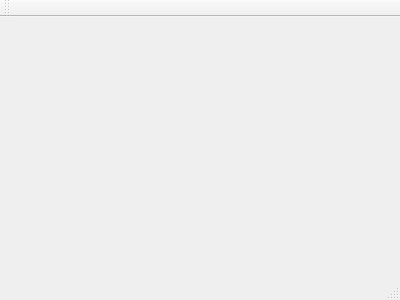
Old version of the form QtPHP-SRS/mainwindow.ui in the repository NicSwin/PHPSalesReportingSystem.
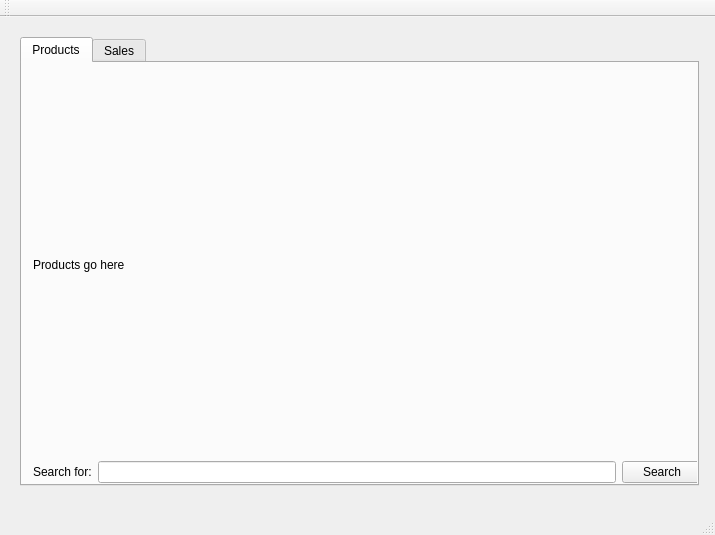
New version of the form.

Commit message: Started work on GUI * Connects to MySQL database but does not run any queries on anything yet

Diff of the .ui file:
```diff
--- a/QtPHP-SRS/mainwindow.ui
+++ b/QtPHP-SRS/mainwindow.ui
@@ -1,24 +1,112 @@
 <ui version="4.0">
  <class>MainWindow</class>
- <widget class="QMainWindow" name="MainWindow" >
-  <property name="geometry" >
+ <widget class="QMainWindow" name="MainWindow">
+  <property name="geometry">
    <rect>
     <x>0</x>
     <y>0</y>
-    <width>400</width>
-    <height>300</height>
+    <width>715</width>
+    <height>535</height>
    </rect>
   </property>
   <property name="windowTitle" >
    <string>MainWindow</string>
   </property>
-  <widget class="QMenuBar" name="menuBar" />
-  <widget class="QToolBar" name="mainToolBar" />
-  <widget class="QWidget" name="centralWidget" />
-  <widget class="QStatusBar" name="statusBar" />
+  <widget class="QWidget" name="centralWidget">
+   <widget class="QWidget" name="verticalLayoutWidget">
+    <property name="geometry">
+     <rect>
+      <x>9</x>
+      <y>9</y>
+      <width>701</width>
+      <height>471</height>
+     </rect>
+    </property>
+    <layout class="QVBoxLayout" name="verticalLayout">
+     <item>
+      <widget class="QTabWidget" name="tabWidget">
+       <property name="currentIndex">
+        <number>0</number>
+       </property>
+       <widget class="QWidget" name="tab">
+        <attribute name="title">
+         <string>Products</string>
+        </attribute>
+        <widget class="QWidget" name="">
+         <property name="geometry">
+          <rect>
+           <x>0</x>
+           <y>0</y>
+           <width>691</width>
+           <height>431</height>
+          </rect>
+         </property>
+         <layout class="QVBoxLayout" name="verticalLayout_2">
+          <item>
+           <widget class="QLabel" name="testLabel">
+            <property name="text">
+             <string>Products go here</string>
+            </property>
+           </widget>
+          </item>
+          <item>
+           <layout class="QHBoxLayout" name="horizontalLayout">
+            <item>
+             <widget class="QLabel" name="label">
+              <property name="text">
+               <string>Search for:</string>
+              </property>
+             </widget>
+            </item>
+            <item>
+             <widget class="QLineEdit" name="lineEdit"/>
+            </item>
+            <item>
+             <widget class="QPushButton" name="searchProductButton">
+              <property name="text">
+               <string>Search</string>
+              </property>
+             </widget>
+            </item>
+           </layout>
+          </item>
+         </layout>
+        </widget>
+        <zorder></zorder>
+        <zorder>layoutWidget</zorder>
+        <zorder>testLabel</zorder>
+       </widget>
+       <widget class="QWidget" name="tab_2">
+        <attribute name="title">
+         <string>Sales</string>
+        </attribute>
+       </widget>
+      </widget>
+     </item>
+    </layout>
+   </widget>
+  </widget>
+  <widget class="QMenuBar" name="menuBar">
+   <property name="geometry">
+    <rect>
+     <x>0</x>
+     <y>0</y>
+     <width>715</width>
+     <height>21</height>
+    </rect>
+   </property>
+  </widget>
+  <widget class="QToolBar" name="mainToolBar">
+   <attribute name="toolBarArea">
+    <enum>TopToolBarArea</enum>
+   </attribute>
+   <attribute name="toolBarBreak">
+    <bool>false</bool>
+   </attribute>
+  </widget>
+  <widget class="QStatusBar" name="statusBar"/>
  </widget>
- <layoutDefault spacing="6" margin="11" />
- <pixmapfunction></pixmapfunction>
+ <layoutdefault spacing="6" margin="11"/>
  <resources/>
  <connections/>
 </ui>
```
Left out of the diff: 3 changed lines with no effect on the pictures. The commit also changes 6 other files.
